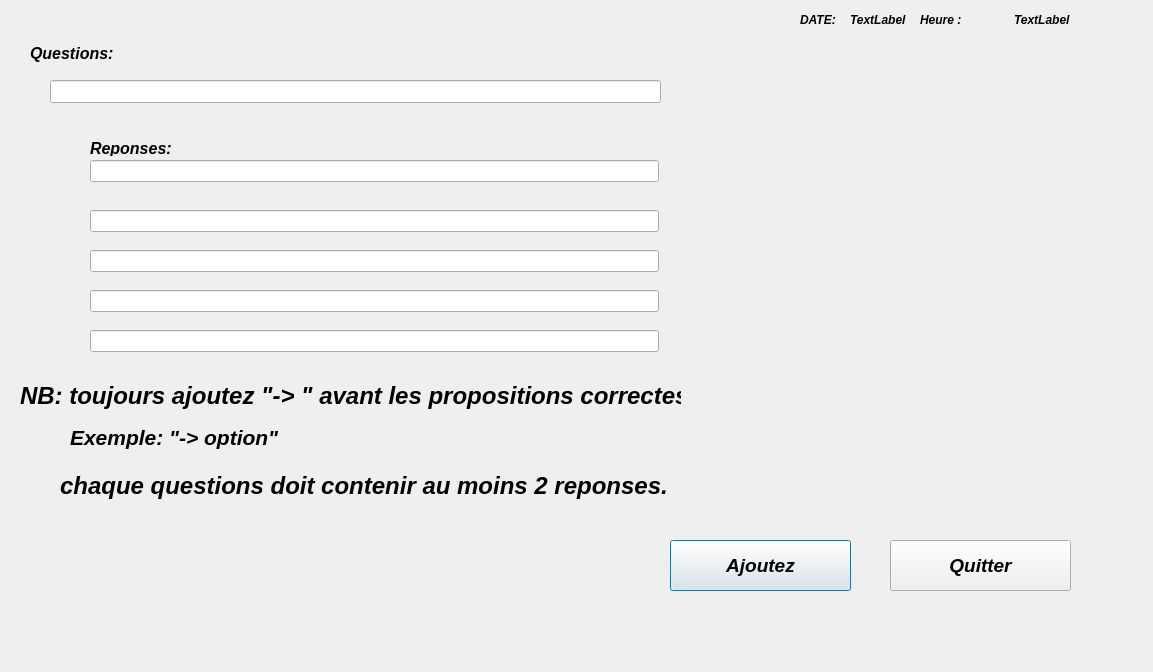
The window that Projet_qcm (1)/maketest.ui (Martialmonjoh/QcmQt) describes before a commit, drawn with Qt 5.
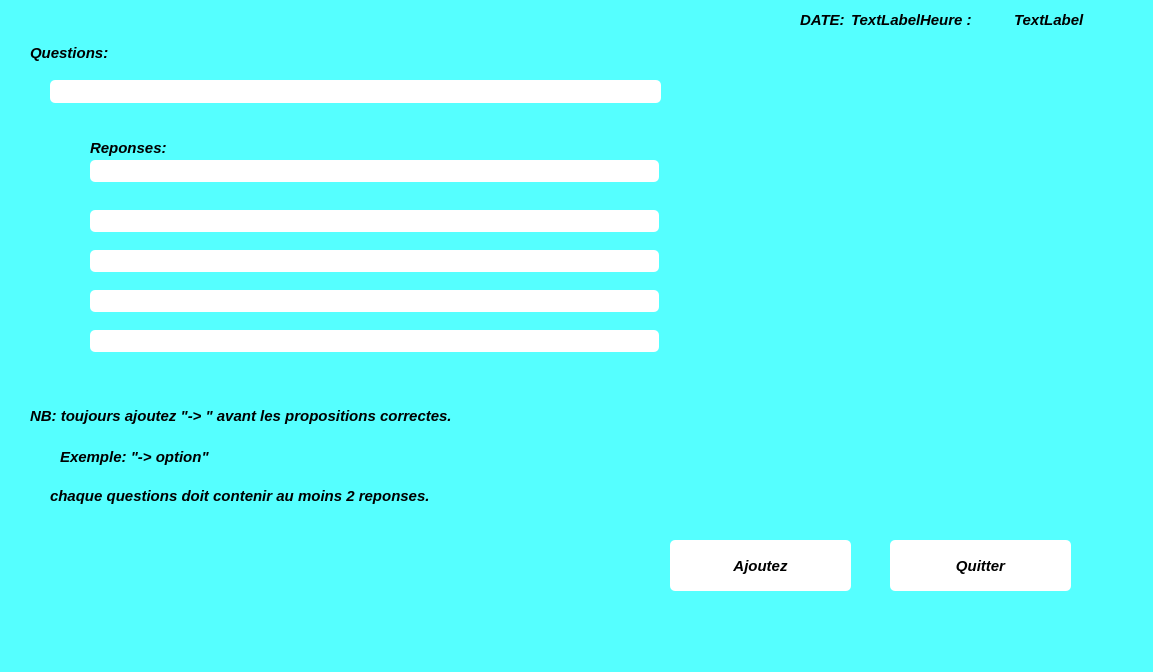
The same window after the commit.

```diff
--- a/Projet_qcm (1)/maketest.ui
+++ b/Projet_qcm (1)/maketest.ui
@@ -13,6 +13,9 @@
   <property name="windowTitle">
    <string>Dialog</string>
   </property>
+  <property name="styleSheet">
+   <string notr="true">background:rgb(85, 255, 255)</string>
+  </property>
   <widget class="QPushButton" name="pushButton_add">
    <property name="geometry">
     <rect>
@@ -25,11 +28,14 @@
    <property name="font">
     <font>
      <family>Arial</family>
-     <pointsize>14</pointsize>
+     <pointsize>11</pointsize>
      <italic>true</italic>
      <bold>true</bold>
     </font>
    </property>
+   <property name="styleSheet">
+    <string notr="true">background: white; border:1 px solid;border-radius:5px</string>
+   </property>
    <property name="text">
     <string>Ajoutez</string>
    </property>
@@ -46,11 +52,14 @@
    <property name="font">
     <font>
      <family>Arial</family>
-     <pointsize>14</pointsize>
+     <pointsize>11</pointsize>
      <italic>true</italic>
      <bold>true</bold>
     </font>
    </property>
+   <property name="styleSheet">
+    <string notr="true">background: white; border:1 px solid;border-radius:5px</string>
+   </property>
    <property name="text">
     <string>Quitter</string>
    </property>
@@ -67,10 +76,14 @@
    <property name="font">
     <font>
      <family>Arial</family>
+     <pointsize>11</pointsize>
      <italic>true</italic>
      <bold>true</bold>
     </font>
    </property>
+   <property name="styleSheet">
+    <string notr="true"/>
+   </property>
    <widget class="QLabel" name="label_2">
     <property name="geometry">
      <rect>
@@ -83,7 +96,7 @@
     <property name="font">
      <font>
       <family>Arial</family>
-      <pointsize>12</pointsize>
+      <pointsize>11</pointsize>
       <italic>true</italic>
       <bold>true</bold>
      </font>
@@ -104,10 +117,14 @@
     <property name="font">
      <font>
       <family>Arial</family>
+      <pointsize>11</pointsize>
       <italic>true</italic>
       <bold>true</bold>
      </font>
     </property>
+    <property name="styleSheet">
+     <string notr="true">background: white; border:1 px solid;border-radius:5px</string>
+    </property>
    </widget>
    <widget class="QLineEdit" name="lineEdit_r2">
     <property name="geometry">
@@ -121,10 +138,14 @@
     <property name="font">
      <font>
       <family>Arial</family>
+      <pointsize>11</pointsize>
       <italic>true</italic>
       <bold>true</bold>
      </font>
     </property>
+    <property name="styleSheet">
+     <string notr="true">background: white; border:1 px solid;border-radius:5px</string>
+    </property>
    </widget>
    <widget class="QLineEdit" name="lineEdit_r3">
     <property name="geometry">
@@ -138,10 +159,14 @@
     <property name="font">
      <font>
       <family>Arial</family>
+      <pointsize>11</pointsize>
       <italic>true</italic>
       <bold>true</bold>
      </font>
     </property>
+    <property name="styleSheet">
+     <string notr="true">background: white; border:1 px solid;border-radius:5px</string>
+    </property>
    </widget>
    <widget class="QLineEdit" name="lineEdit_r4">
     <property name="geometry">
@@ -155,10 +180,14 @@
     <property name="font">
      <font>
       <family>Arial</family>
+      <pointsize>11</pointsize>
       <italic>true</italic>
       <bold>true</bold>
      </font>
     </property>
+    <property name="styleSheet">
+     <string notr="true">background: white; border:1 px solid;border-radius:5px</string>
+    </property>
    </widget>
    <widget class="QLineEdit" name="lineEdit_r5">
     <property name="geometry">
@@ -172,10 +201,14 @@
     <property name="font">
      <font>
       <family>Arial</family>
+      <pointsize>11</pointsize>
       <italic>true</italic>
       <bold>true</bold>
      </font>
     </property>
+    <property name="styleSheet">
+     <string notr="true">background: white; border:1 px solid;border-radius:5px</string>
+    </property>
    </widget>
   </widget>
   <widget class="QWidget" name="layoutWidget_2">
@@ -183,13 +216,14 @@
     <rect>
      <x>800</x>
      <y>10</y>
-     <width>107</width>
+     <width>121</width>
      <height>19</height>
     </rect>
    </property>
    <property name="font">
     <font>
      <family>Arial</family>
+     <pointsize>11</pointsize>
      <italic>true</italic>
      <bold>true</bold>
     </font>
@@ -200,7 +234,7 @@
       <property name="font">
        <font>
         <family>Arial</family>
-        <pointsize>9</pointsize>
+        <pointsize>11</pointsize>
         <italic>true</italic>
         <bold>true</bold>
        </font>
@@ -215,6 +249,7 @@
       <property name="font">
        <font>
         <family>Arial</family>
+        <pointsize>11</pointsize>
         <italic>true</italic>
         <bold>true</bold>
        </font>
@@ -238,6 +273,7 @@
    <property name="font">
     <font>
      <family>Arial</family>
+     <pointsize>11</pointsize>
      <italic>true</italic>
      <bold>true</bold>
     </font>
@@ -248,7 +284,7 @@
       <property name="font">
        <font>
         <family>Arial</family>
-        <pointsize>9</pointsize>
+        <pointsize>11</pointsize>
         <italic>true</italic>
         <bold>true</bold>
        </font>
@@ -263,6 +299,7 @@
       <property name="font">
        <font>
         <family>Arial</family>
+        <pointsize>11</pointsize>
         <italic>true</italic>
         <bold>true</bold>
        </font>
@@ -277,8 +314,8 @@
   <widget class="QLabel" name="label_5">
    <property name="geometry">
     <rect>
-     <x>60</x>
-     <y>460</y>
+     <x>50</x>
+     <y>470</y>
      <width>811</width>
      <height>51</height>
     </rect>
@@ -286,7 +323,7 @@
    <property name="font">
     <font>
      <family>Arial</family>
-     <pointsize>18</pointsize>
+     <pointsize>11</pointsize>
      <italic>true</italic>
      <bold>true</bold>
     </font>
@@ -298,8 +335,8 @@
   <widget class="QLabel" name="label_4">
    <property name="geometry">
     <rect>
-     <x>70</x>
-     <y>420</y>
+     <x>60</x>
+     <y>440</y>
      <width>1041</width>
      <height>34</height>
     </rect>
@@ -307,7 +344,7 @@
    <property name="font">
     <font>
      <family>Arial</family>
-     <pointsize>16</pointsize>
+     <pointsize>11</pointsize>
      <italic>true</italic>
      <bold>true</bold>
     </font>
@@ -319,16 +356,16 @@
   <widget class="QLabel" name="label_3">
    <property name="geometry">
     <rect>
-     <x>20</x>
-     <y>350</y>
+     <x>30</x>
+     <y>390</y>
      <width>661</width>
-     <height>91</height>
+     <height>51</height>
     </rect>
    </property>
    <property name="font">
     <font>
      <family>Arial</family>
-     <pointsize>18</pointsize>
+     <pointsize>11</pointsize>
      <italic>true</italic>
      <bold>true</bold>
     </font>
@@ -349,10 +386,14 @@
    <property name="font">
     <font>
      <family>Arial</family>
+     <pointsize>11</pointsize>
      <italic>true</italic>
      <bold>true</bold>
     </font>
    </property>
+   <property name="styleSheet">
+    <string notr="true">background: white; border:1 px solid;border-radius:5px</string>
+   </property>
   </widget>
   <widget class="QLabel" name="label">
    <property name="geometry">
@@ -366,7 +407,7 @@
    <property name="font">
     <font>
      <family>Arial</family>
-     <pointsize>12</pointsize>
+     <pointsize>11</pointsize>
      <italic>true</italic>
      <bold>true</bold>
     </font>
```
